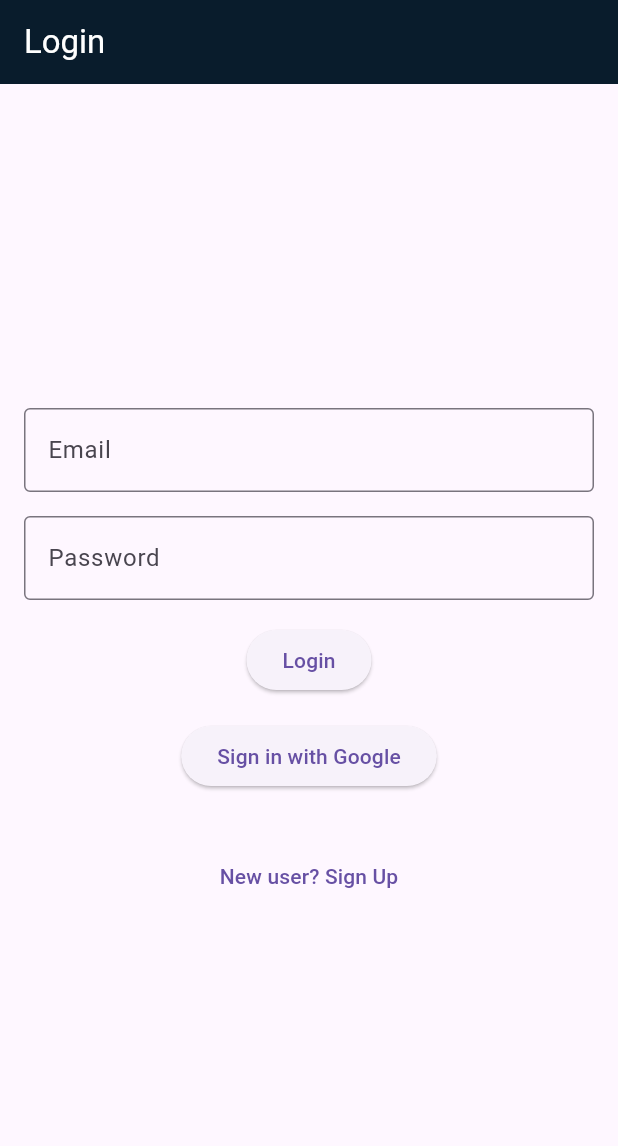
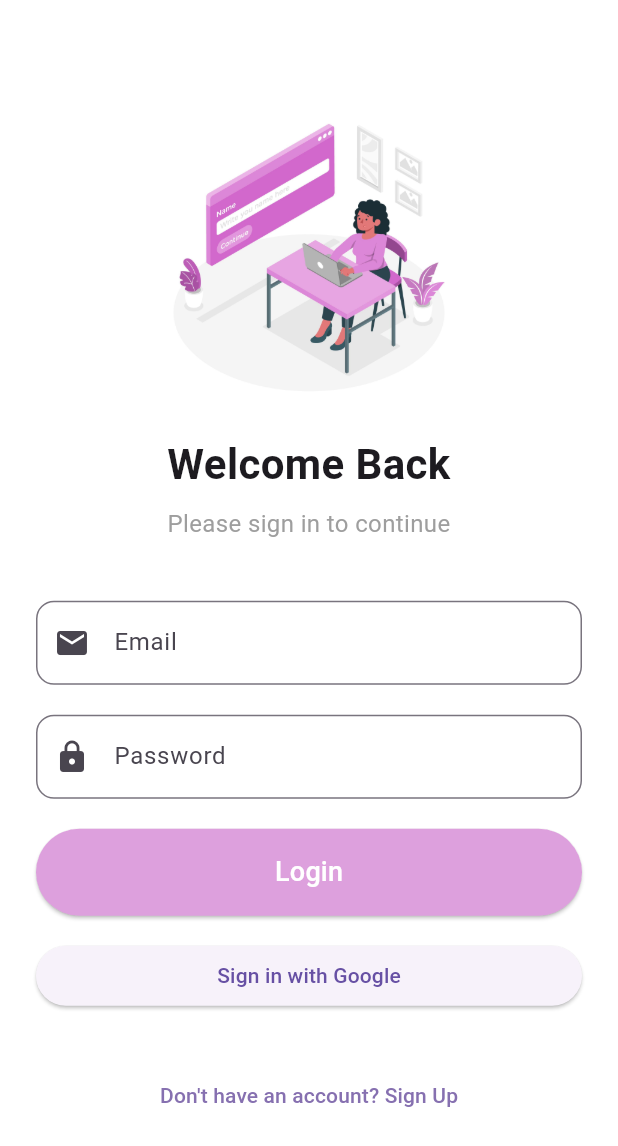
Before and after one commit to Sreeenandana/learnloop, a Flutter app: the screen it shows after launch, after a tap on "Login", after a tap on "Sign in with Google", on a phone screen of 412 x 824 dp. Shown: the top 1146 px of the screen. Run offline on Flutter 3.47's test engine with Material 3 defaults, Android fonts, the phone set to English and light mode, and no system bars; our stand-ins replace cloud_firestore, firebase_auth, firebase_core, firebase_storage, google_generative_ai, google_sign_in and 2 more; accounts and stored records are empty; network calls fail.

Commit message:
resolved merge conflicts

```diff
--- a/lib/login.dart
+++ b/lib/login.dart
@@ -111,48 +111,81 @@ class LoginPageState extends State<LoginPage> {
   @override
   Widget build(BuildContext context) {
     return Scaffold(
-      appBar: AppBar(
-          title: const Text('Login', style: TextStyle(color: Colors.white)),
-          backgroundColor: const Color.fromARGB(255, 9, 28, 44)),
+      backgroundColor: Colors.white,
       body: Padding(
-        padding: const EdgeInsets.all(16.0),
+        padding: const EdgeInsets.symmetric(horizontal: 24.0),
         child: Column(
           mainAxisAlignment: MainAxisAlignment.center,
-          children: <Widget>[
+          crossAxisAlignment: CrossAxisAlignment.stretch,
+          children: [
+            Image.asset(
+              'assets/images/login.jpg',
+              height: 200,
+            ),
+            const SizedBox(height: 20),
+            const Text(
+              'Welcome Back',
+              textAlign: TextAlign.center,
+              style: TextStyle(
+                fontSize: 28,
+                fontWeight: FontWeight.bold,
+              ),
+            ),
+            const SizedBox(height: 8),
+            const Text(
+              'Please sign in to continue',
+              textAlign: TextAlign.center,
+              style: TextStyle(
+                fontSize: 16,
+                color: Colors.grey,
+              ),
+            ),
+            const SizedBox(height: 40),
             TextField(
               controller: _emailController,
-              decoration: const InputDecoration(
+              decoration: InputDecoration(
                 labelText: 'Email',
-                border: OutlineInputBorder(),
+                prefixIcon: const Icon(Icons.email),
+                border: OutlineInputBorder(
+                  borderRadius: BorderRadius.circular(12),
+                ),
               ),
               keyboardType: TextInputType.emailAddress,
             ),
-            const SizedBox(height: 16),
+            const SizedBox(height: 20),
             TextField(
               controller: _passwordController,
-              decoration: const InputDecoration(
+              decoration: InputDecoration(
                 labelText: 'Password',
-                border: OutlineInputBorder(),
+                prefixIcon: const Icon(Icons.lock),
+                border: OutlineInputBorder(
+                  borderRadius: BorderRadius.circular(12),
+                ),
               ),
               obscureText: true,
             ),
-            const SizedBox(height: 16),
+            const SizedBox(height: 20),
             ElevatedButton(
               onPressed: _login,
-              child: const Text('Login'),
-            ),
+  style: ElevatedButton.styleFrom(
+    padding: const EdgeInsets.symmetric(vertical: 16),
+    backgroundColor: const Color(0xFFdda0dd), // Correct way in Flutter 3.22.2
+  ),
+  child: const Text('Login', style: TextStyle(fontSize: 18, color: Colors.white)),
+),
             const SizedBox(height: 16),
             ElevatedButton(
               onPressed: _googleSignIn, // Google Sign-In button
               child: const Text('Sign in with Google'),
             ),
-            const SizedBox(height: 16),
+            const SizedBox(height: 12),
             if (_errorMessage.isNotEmpty)
               Text(
                 _errorMessage,
                 style: const TextStyle(color: Colors.red),
+                textAlign: TextAlign.center,
               ),
-            const SizedBox(height: 16),
+            const SizedBox(height: 20),
             TextButton(
               onPressed: () {
                 Navigator.push(
@@ -165,7 +198,10 @@ class LoginPageState extends State<LoginPage> {
                   ),
                 );
               },
-              child: const Text('New user? Sign Up'),
+              child: const Text(
+                "Don't have an account? Sign Up",
+                style: TextStyle(color: Color.fromRGBO(134, 112, 176, 1)),
+              ),
             ),
           ],
         ),
@@ -275,57 +311,99 @@ class SignUpPageState extends State<SignUpPage> {
   @override
   Widget build(BuildContext context) {
     return Scaffold(
+      backgroundColor: Colors.white,
       appBar: AppBar(
         title: const Text('Sign Up'),
+        backgroundColor: const Color(0xFFdda0dd),
       ),
       body: Padding(
-        padding: const EdgeInsets.all(16.0),
+        padding: const EdgeInsets.symmetric(horizontal: 24.0),
         child: Column(
           mainAxisAlignment: MainAxisAlignment.center,
-          children: <Widget>[
+          crossAxisAlignment: CrossAxisAlignment.stretch,
+          children: [
+            const Text(
+              'Create Account',
+              textAlign: TextAlign.center,
+              style: TextStyle(
+                fontSize: 28,
+                fontWeight: FontWeight.bold,
+              ),
+            ),
+            const SizedBox(height: 8),
+            const Text(
+              'Sign up to get started!',
+              textAlign: TextAlign.center,
+              style: TextStyle(
+                fontSize: 16,
+                color: Colors.grey,
+              ),
+            ),
+            const SizedBox(height: 40),
             TextField(
               controller: _nameController,
-              decoration: const InputDecoration(
+              decoration: InputDecoration(
                 labelText: 'Username',
-                border: OutlineInputBorder(),
+                prefixIcon: const Icon(Icons.person),
+                border: OutlineInputBorder(
+                  borderRadius: BorderRadius.circular(12),
+                ),
               ),
             ),
-            const SizedBox(height: 16),
+            const SizedBox(height: 20),
             TextField(
               controller: _emailController,
-              decoration: const InputDecoration(
+              decoration: InputDecoration(
                 labelText: 'Email',
-                border: OutlineInputBorder(),
+                prefixIcon: const Icon(Icons.email),
+                border: OutlineInputBorder(
+                  borderRadius: BorderRadius.circular(12),
+                ),
               ),
+              keyboardType: TextInputType.emailAddress,
             ),
-            const SizedBox(height: 16),
+            const SizedBox(height: 20),
             TextField(
               controller: _passwordController,
-              decoration: const InputDecoration(
+              decoration: InputDecoration(
                 labelText: 'Password',
-                border: OutlineInputBorder(),
+                prefixIcon: const Icon(Icons.lock),
+                border: OutlineInputBorder(
+                  borderRadius: BorderRadius.circular(12),
+                ),
               ),
               obscureText: true,
             ),
-            const SizedBox(height: 16),
+            const SizedBox(height: 20),
             TextField(
               controller: _confirmPasswordController,
-              decoration: const InputDecoration(
+              decoration: InputDecoration(
                 labelText: 'Confirm Password',
-                border: OutlineInputBorder(),
+                prefixIcon: const Icon(Icons.lock_outline),
+                border: OutlineInputBorder(
+                  borderRadius: BorderRadius.circular(12),
+                ),
               ),
               obscureText: true,
             ),
-            const SizedBox(height: 16),
+            const SizedBox(height: 20),
             ElevatedButton(
               onPressed: _signUp,
-              child: const Text('Sign Up'),
+              style: ElevatedButton.styleFrom(
+    padding: const EdgeInsets.symmetric(vertical: 16),
+    backgroundColor: const Color(0xFFdda0dd), // Matching Login button color
+    shape: RoundedRectangleBorder(
+      borderRadius: BorderRadius.circular(12),
+    ),
+  ),
+              child: const Text('Sign Up', style: TextStyle(fontSize: 18)),
             ),
-            const SizedBox(height: 16),
+            const SizedBox(height: 12),
             if (_errorMessage.isNotEmpty)
               Text(
                 _errorMessage,
                 style: const TextStyle(color: Colors.red),
+                textAlign: TextAlign.center,
               ),
           ],
         ),
--- a/lib/main.dart
+++ b/lib/main.dart
@@ -31,31 +31,13 @@ class MyApp extends StatelessWidget {
       title: 'Flutter Firebase Login',
       debugShowCheckedModeBanner: false,
       theme: ThemeData(
-        primarySwatch: Colors.blue,
+        primarySwatch: Colors.blue, // Set the primary color theme
       ),
-      initialRoute: '/',
-      onGenerateRoute: (settings) {
-        print("Navigating to: ${settings.name}");
-        return MaterialPageRoute(
-          builder: (context) {
-            switch (settings.name) {
-              case '/':
-                return const SplashScreen();
-              case '/home':
-                return const HomePage();
-              case '/login':
-                return const LoginPage();
-              default:
-                print("Unknown route: ${settings.name}");
-                return const SplashScreen();
-            }
-          },
-        );
-      },
+      initialRoute: '/', // Define the initial route
       routes: {
-        '/': (context) => const SplashScreen(),
-        '/home': (context) => const HomePage(),
-        '/login': (context) => const LoginPage(),
+        '/': (context) => const SplashScreen(), // SplashScreen as the initial screen
+        '/home': (context) => const HomePage(), // Route for HomePage
+        '/login': (context) => const LoginPage(), // Route for LoginPage
       },
     );
   }
--- a/lib/splashscreen.dart
+++ b/lib/splashscreen.dart
@@ -1,6 +1,7 @@
 import 'package:flutter/material.dart';
 import 'home.dart'; // Import your HomePage
 import 'login.dart'; // Import your LoginPage
+import 'package:firebase_auth/firebase_auth.dart';
 import 'package:firebase_auth/firebase_auth.dart';
 
 class SplashScreen extends StatefulWidget {
@@ -15,13 +16,12 @@ class _SplashScreenState extends State<SplashScreen> {
   void initState() {
     super.initState();
     Future.delayed(
-      const Duration(seconds: 2),
+      const Duration(seconds: 3),
       _checkAuthState,
     );
   }
 
-  void _checkAuthState() async {
-    try {
+  void _checkAuthState() {
     final user = FirebaseAuth.instance.currentUser;
 
     if (user != null) {
@@ -37,26 +37,37 @@ class _SplashScreenState extends State<SplashScreen> {
         MaterialPageRoute(builder: (context) => const LoginPage()),
       );
     }
-    } catch (e) {
-      print("SplashScreen: Error checking auth state: $e");
-    }
   }
 
   @override
   Widget build(BuildContext context) {
     return Scaffold(
-      backgroundColor: Color.fromARGB(255, 237, 241, 239),
+      backgroundColor: const Color.fromRGBO(221, 160, 221, 1), // Set your preferred background color
       body: Center(
-        child: CircleAvatar(
-          backgroundColor: Color.fromARGB(255, 6, 40, 2),
-          radius: 48,
+        child: Column(
+          mainAxisAlignment: MainAxisAlignment.center,
+          children: [
+            CircleAvatar(
+              backgroundColor: const Color.fromRGBO(221, 160, 221, 1),
+              radius: 64, // Adjust the size of the logo circle
               child: Padding(
-            padding: const EdgeInsets.all(8.0),
+                padding: const EdgeInsets.all(4.0),
                 child: Image.asset(
-              "assets/images/logo.png",
-              scale: 4.0,
+                  "assets/images/logo.png", // Path to your logo image
+                  scale: 2.0, // Scale the logo as needed
                 ),
               ),
+            ),
+            const SizedBox(height: 16), // Add spacing
+            const Text(
+              "Learnloop", // Replace with your app's name
+              style: TextStyle(
+                fontSize: 24,
+                fontWeight: FontWeight.bold,
+                color: Colors.white, // Set a color that matches your theme
+              ),
+            ),
+          ],
         ),
       ),
     );
--- a/pubspec.yaml
+++ b/pubspec.yaml
@@ -70,6 +70,7 @@ flutter:
   # To add assets to your application, add an assets section, like this:
   assets:
     - assets/images/logo.png
+    - assets/images/login.jpg
   #   - images/a_dot_ham.jpeg
 
   # An image asset can refer to one or more resolution-specific "variants", see
```
Also changed, not shown: pubspec.lock, 1 other file. Lines whose indentation alone changed are shown as unchanged.
